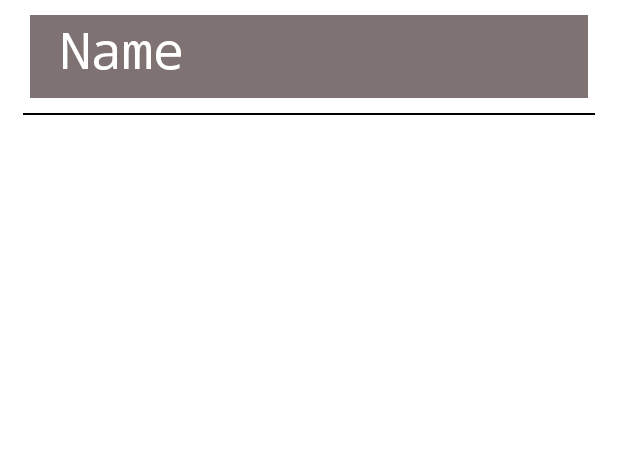
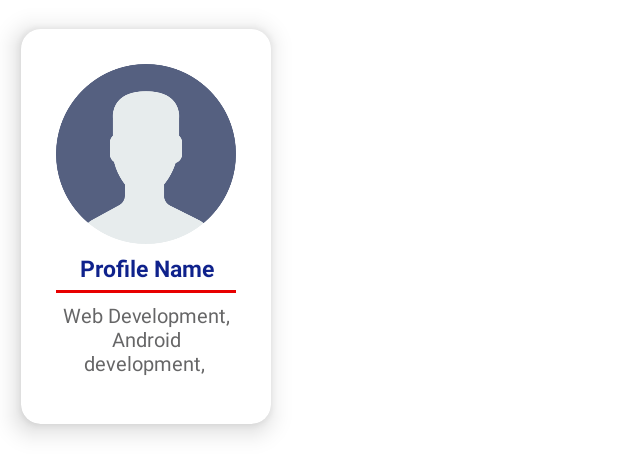
Before and after one commit to HariomJoshi/ChitChat, an Android app: the layout user_layout.xml on its own in the app's theme, with its tools: preview values and no code run, on a phone screen of 412 x 824 dp. Shown: the top 475 px of the screen. Run offline under Robolectric (Android 15) with nearby library versions, the phone set to English and light mode, and no system bars.

Commit message:
Adding users to database after signing up Added recycler View to main_activity and code to handle changes to realtime database Added Logout menu

```diff
--- a/app/src/main/java/com/example/chitchat/User.kt
+++ b/app/src/main/java/com/example/chitchat/User.kt
@@ -4,6 +4,7 @@ class User {
     var name: String? = null
     var email: String? = null
     var uid: String? = null
+    var profileImage: String? = null
 
     constructor(){}
 
@@ -11,5 +12,6 @@ class User {
         this.name = name
         this.email = email
         this.uid = uid
+//        this.profileImage = profileImage
     }
 }
--- a/app/src/main/res/layout/activity_login.xml
+++ b/app/src/main/res/layout/activity_login.xml
@@ -47,7 +47,7 @@
         android:layout_marginEnd="32dp"
         android:ems="10"
         android:hint="Password"
-        android:inputType="textPersonName"
+        android:inputType="textPassword"
         app:layout_constraintEnd_toEndOf="parent"
         app:layout_constraintStart_toStartOf="parent"
         app:layout_constraintTop_toBottomOf="@+id/edtEmail"
--- a/app/src/main/res/layout/user_layout.xml
+++ b/app/src/main/res/layout/user_layout.xml
@@ -1,45 +1,58 @@
 <?xml version="1.0" encoding="utf-8"?>
-<RelativeLayout xmlns:android="http://schemas.android.com/apk/res/android"
+<androidx.cardview.widget.CardView xmlns:android="http://schemas.android.com/apk/res/android"
+    android:layout_width="wrap_content"
+    android:layout_height="wrap_content"
     xmlns:app="http://schemas.android.com/apk/res-auto"
-    xmlns:tools="http://schemas.android.com/tools"
-    android:layout_width="match_parent"
-    android:layout_height="wrap_content">
+    xmlns:card_view="http://schemas.android.com/tools"
+    app:cardUseCompatPadding="true"
+    app:cardCornerRadius="13dp"
+    app:cardElevation="10dp"
+    card_view:cardCornerRadius="5dp">
+    <LinearLayout
+        android:orientation="vertical"
+        android:padding="13dp"
+        android:layout_margin="10dp"
+        android:layout_width="wrap_content"
+        android:layout_height="wrap_content">
+        <com.google.android.material.imageview.ShapeableImageView
+            android:id="@+id/profileImage"
+            android:src="@drawable/avatar"
+            android:layout_width="120dp"
+            android:layout_height="120dp"/>
+        <LinearLayout
+            android:orientation="vertical"
+            android:layout_marginBottom="8dp"
+            android:layout_width="match_parent"
+            android:layout_height="wrap_content">
+            <TextView
+                android:id="@+id/tvName"
+                android:text="Profile Name"
+                android:textStyle="bold|normal"
+                android:textAlignment="center"
+                android:textSize="15sp"
+                android:layout_marginTop="5dp"
+                android:textColor="#0F228C"
+                android:layout_width="match_parent"
+                android:layout_height="wrap_content"/>
+            <View
+                android:layout_marginTop="4dp"
+                android:background="#E80000"
+                android:layout_width="match_parent"
+                android:layout_height="2dp"/>
+            <TextView
+                android:text="Web Development,\nAndroid development, \n"
+                android:textStyle="normal"
+                android:textAlignment="center"
+                android:textSize="13sp"
+                android:layout_marginTop="5dp"
+                android:textColor="#666667"
+                android:layout_width="match_parent"
+                android:layout_height="wrap_content"/>
 
 
-    <TextView
-        android:id="@+id/name"
-        android:layout_width="match_parent"
-        android:layout_height="55dp"
-        android:layout_marginStart="20dp"
-        android:layout_marginLeft="20dp"
-        android:layout_marginTop="10dp"
-        android:layout_marginEnd="20dp"
-        android:layout_marginRight="20dp"
-        android:layout_marginBottom="10dp"
-        android:background="#7E7272"
-        android:fontFamily="monospace"
-        android:paddingStart="20dp"
-        android:paddingLeft="20dp"
-        android:text="Name"
-        android:textColor="#FFFFFF"
-        android:textColorHighlight="#25D42C"
-        android:textSize="34sp"
-        app:layout_constraintEnd_toEndOf="parent"
-        app:layout_constraintStart_toStartOf="parent"
-        app:layout_constraintTop_toTopOf="parent" />
+        </LinearLayout>
 
-    <View
-        android:id="@+id/view"
-        android:layout_width="match_parent"
-        android:layout_height="1dp"
-        android:layout_below="@+id/name"
-        android:layout_marginStart="15dp"
-        android:layout_marginLeft="15dp"
-        android:layout_marginTop="0dp"
-        android:layout_marginEnd="15dp"
-        android:layout_marginRight="15dp"
-        android:layout_marginBottom="0dp"
-        android:background="@color/black"
-        app:layout_constraintTop_toBottomOf="@+id/name"
-        tools:layout_editor_absoluteX="15dp" />
-</RelativeLayout>
+
+    </LinearLayout>
+
+</androidx.cardview.widget.CardView>
--- /dev/null
+++ b/app/src/main/res/menu/menu.xml
@@ -0,0 +1,4 @@
+<?xml version="1.0" encoding="utf-8"?>
+<menu xmlns:android="http://schemas.android.com/apk/res/android">
+    <item android:id="@+id/logout" android:title="logout"/>
+</menu>
```
Also changed, not shown: app/build.gradle (+10 -0 lines), app/src/main/java/com/example/chitchat/LogIn.kt (+6 -1 lines), app/src/main/java/com/example/chitchat/MainActivity.kt (+80 -0 lines), app/src/main/java/com/example/chitchat/SignUp.kt (+25 -8 lines), app/src/main/java/com/example/chitchat/UserAdapter.kt (+17 -11 lines), app/src/main/res/layout/activity_sign_up.xml (+38 -19 lines), app/src/main/res/values/styles.xml (added, +8 -0 lines), app/src/main/res/drawable/avatar.png (added).
